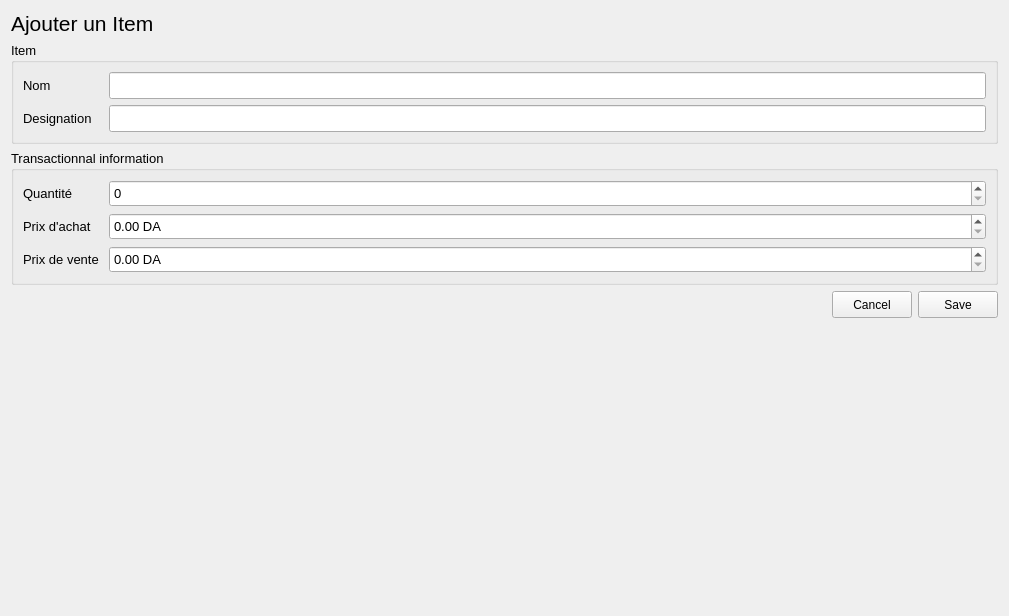
The window that 1st project/ui/Item_ui/AddItemWidget.ui (aitemrar-younes/PyQt_learning) describes before a commit, drawn with Qt 5.
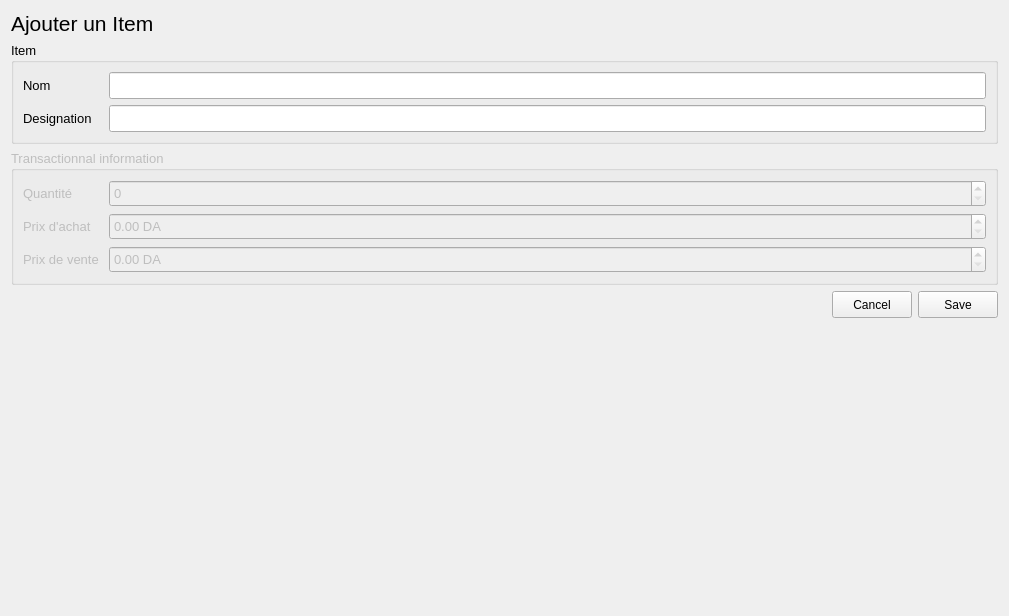
The same window after the commit.

What changed in the file:
```diff
--- a/1st project/ui/Item_ui/AddItemWidget.ui
+++ b/1st project/ui/Item_ui/AddItemWidget.ui
@@ -128,6 +128,9 @@
      </item>
      <item>
       <widget class="QGroupBox" name="groupBox_2">
+       <property name="enabled">
+        <bool>false</bool>
+       </property>
        <property name="font">
         <font>
          <pointsize>10</pointsize>
@@ -166,6 +169,9 @@
               <height>27</height>
              </size>
             </property>
+            <property name="readOnly">
+             <bool>false</bool>
+            </property>
             <property name="maximum">
              <number>999999999</number>
             </property>
```
